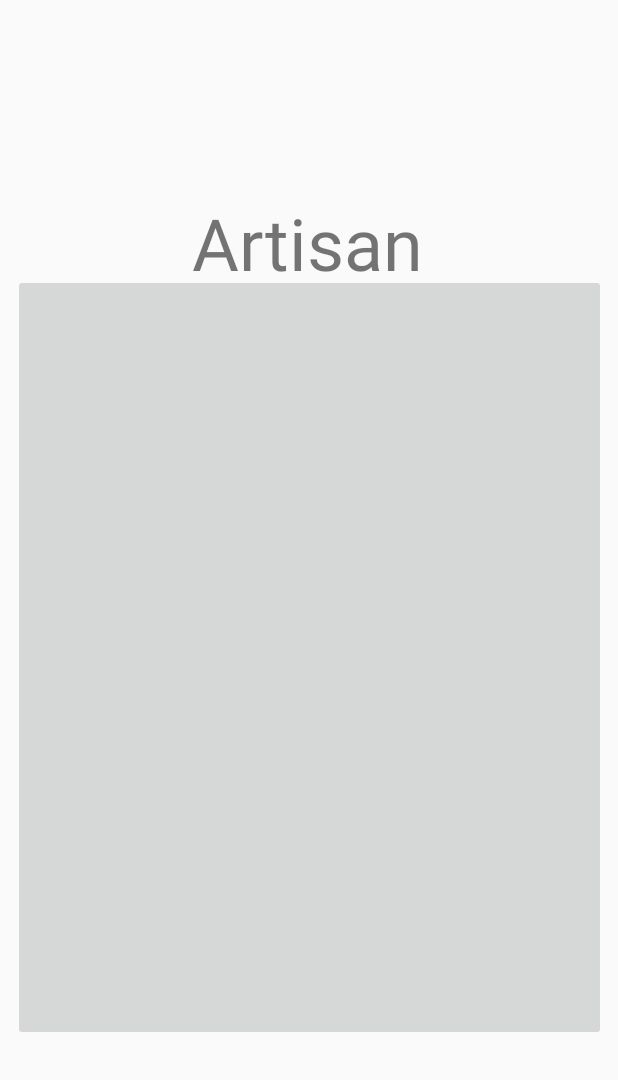
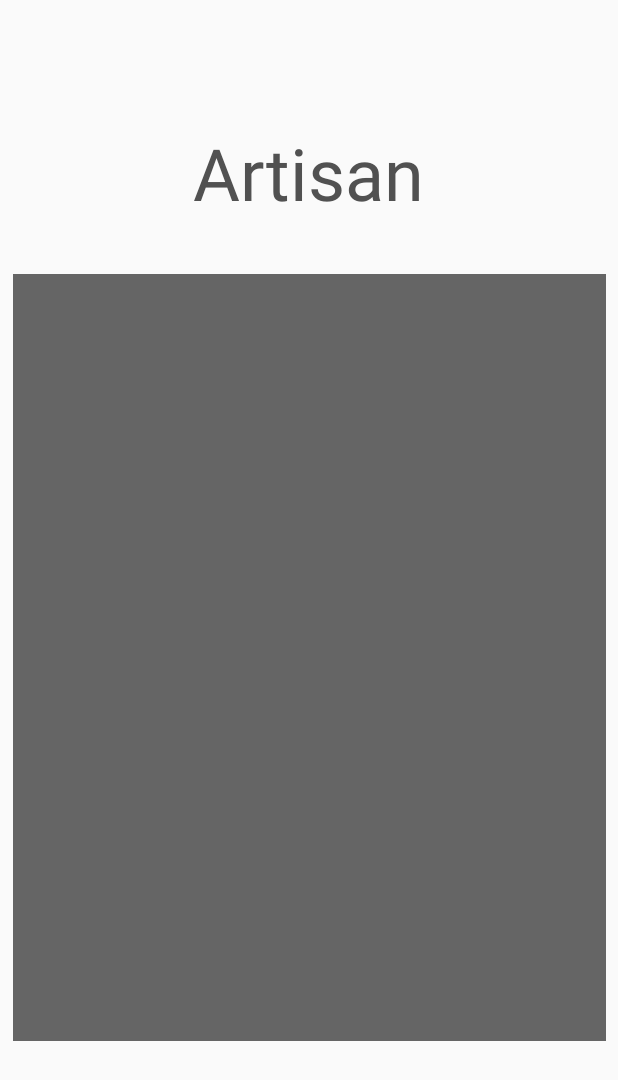
Before and after one commit to Kemarly/KotArtisan, an Android app built with Jetpack Compose: the screen it shows after launch (MainActivity), on a phone screen of 412 x 824 dp. Shown: the top 1080 px of the screen. Run offline under Robolectric (Android 15) with nearby library versions, the phone set to English and light mode, and no system bars.

Commit message:
START SCREEN WARNINGS GONE

```diff
--- a/app/src/main/res/layout/activity_start_screen.xml
+++ b/app/src/main/res/layout/activity_start_screen.xml
@@ -8,27 +8,36 @@
 
     <TextView
         android:id="@+id/Artisan"
-        android:layout_width="409dp"
+        android:layout_width="410dp"
         android:layout_height="75dp"
-        android:layout_marginBottom="619dp"
-        android:text="Artisan"
+        android:layout_marginTop="36dp"
+        android:layout_marginEnd="1dp"
+        android:layout_marginBottom="620dp"
+        android:text="@string/Artisan"
         android:textAlignment="center"
+        android:textColor="#515151"
         android:textSize="48sp"
         app:layout_constraintBottom_toBottomOf="parent"
-        tools:layout_editor_absoluteX="1dp"
-        tools:ignore="MissingConstraints" />
+        app:layout_constraintEnd_toEndOf="parent"
+        app:layout_constraintStart_toStartOf="parent"
+        app:layout_constraintTop_toTopOf="parent"
+        tools:ignore="MissingConstraints,TextSizeCheck" />
 
     <ImageButton
         android:id="@+id/startButton"
+        style="@android:style/Widget.ImageButton"
         android:layout_width="395dp"
         android:layout_height="511dp"
         android:layout_marginStart="8dp"
         android:layout_marginTop="136dp"
         android:layout_marginEnd="8dp"
         android:layout_marginBottom="84dp"
+        android:background="#656565"
+        android:backgroundTint="#656565"
         app:layout_constraintBottom_toBottomOf="parent"
         app:layout_constraintEnd_toEndOf="parent"
         app:layout_constraintStart_toStartOf="parent"
         app:layout_constraintTop_toTopOf="parent"
-        app:srcCompat="@drawable/time_to_create" />
+        app:srcCompat="@drawable/time_to_create"
+        tools:ignore="ContentDescription,ImageContrastCheck,SpeakableTextPresentCheck" />
 </androidx.constraintlayout.widget.ConstraintLayout>
--- a/app/src/main/res/values/strings.xml
+++ b/app/src/main/res/values/strings.xml
@@ -1,3 +1,4 @@
 <resources>
     <string name="app_name">KotArtisan</string>
+    <string name="Artisan">Artisan</string>
 </resources>
```
